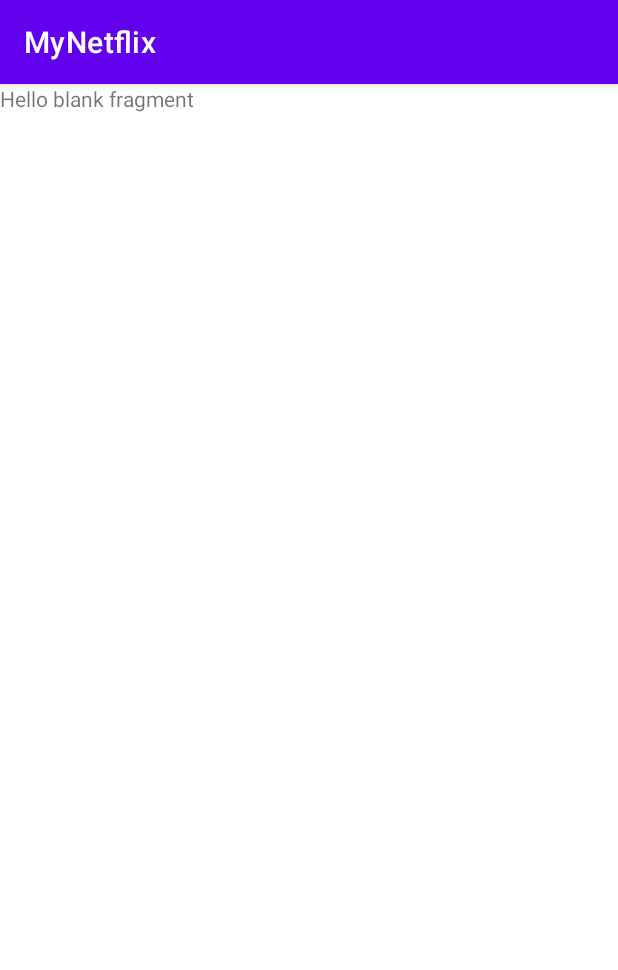
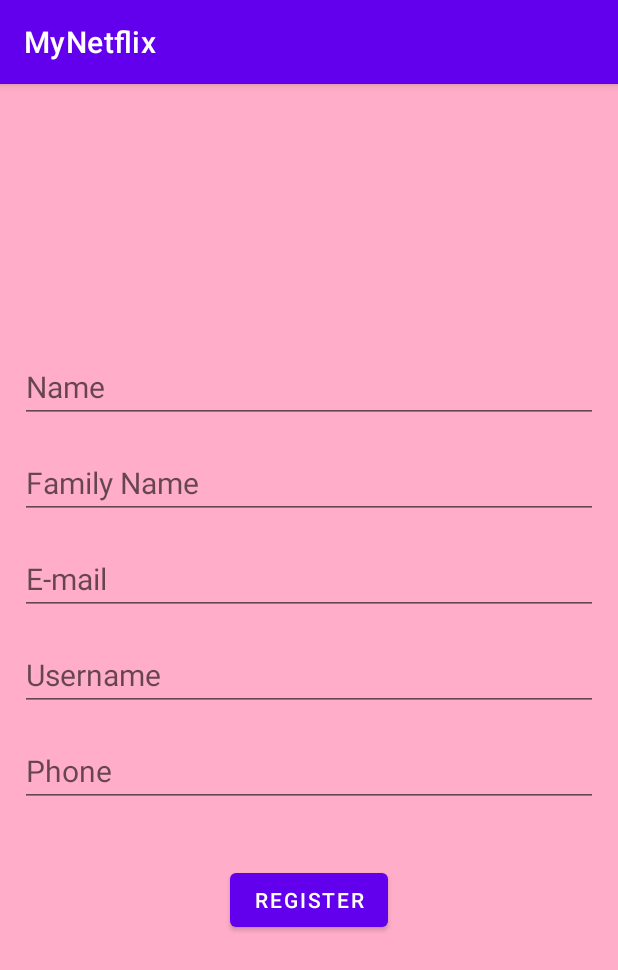
Before and after one commit to rosemary93/MyNetflix, an Android app: the ProfileFragment screen opened through its navigation route, on a phone screen of 412 x 824 dp. Shown: the top 970 px of the screen. Run offline under Robolectric (Android 15) with nearby library versions, the phone set to English and light mode, and no system bars.

Commit message:
viewBinding added to build.gradle.ShowInfoFragment added for showing user info after register. fragment_profile.xml designed

```diff
--- a/app/build.gradle
+++ b/app/build.gradle
@@ -29,6 +29,9 @@ android {
     kotlinOptions {
         jvmTarget = '1.8'
     }
+    buildFeatures{
+        viewBinding=true
+    }
 }
 
 dependencies {
--- a/app/src/main/res/layout/fragment_profile.xml
+++ b/app/src/main/res/layout/fragment_profile.xml
@@ -1,14 +1,73 @@
 <?xml version="1.0" encoding="utf-8"?>
-<FrameLayout xmlns:android="http://schemas.android.com/apk/res/android"
+<LinearLayout xmlns:android="http://schemas.android.com/apk/res/android"
     xmlns:tools="http://schemas.android.com/tools"
     android:layout_width="match_parent"
     android:layout_height="match_parent"
+    android:background="#FFADC8"
+    android:gravity="center"
+    android:orientation="vertical"
+    android:padding="5dp"
     tools:context=".ProfileFragment">
 
-    <!-- TODO: Update blank fragment layout -->
-    <TextView
+    <EditText
+        android:id="@+id/editText_name"
         android:layout_width="match_parent"
-        android:layout_height="match_parent"
-        android:text="@string/hello_blank_fragment" />
+        android:layout_height="wrap_content"
+        android:layout_margin="8dp"
+        android:ems="10"
+        android:hint="Name"
+        android:inputType="textPersonName"
+        android:minHeight="48dp"
+        android:textSize="20sp" />
 
-</FrameLayout>
+    <EditText
+        android:id="@+id/editTextTextPersonName2"
+        android:layout_width="match_parent"
+        android:layout_height="wrap_content"
+        android:layout_margin="8dp"
+        android:ems="10"
+        android:hint="Family Name"
+        android:inputType="textPersonName"
+        android:minHeight="48dp"
+        android:textSize="20sp" />
+
+    <EditText
+        android:id="@+id/editTextTextEmailAddress"
+        android:layout_width="match_parent"
+        android:layout_height="wrap_content"
+        android:layout_margin="8dp"
+        android:ems="10"
+        android:hint="E-mail"
+        android:inputType="textEmailAddress"
+        android:minHeight="48dp"
+        android:textSize="20sp" />
+
+    <EditText
+        android:id="@+id/editTextTextPersonName3"
+        android:layout_width="match_parent"
+        android:layout_height="wrap_content"
+        android:layout_margin="8dp"
+        android:ems="10"
+        android:hint="Username"
+        android:inputType="textPersonName"
+        android:minHeight="48dp"
+        android:textSize="20sp" />
+
+    <EditText
+        android:id="@+id/editTextPhone"
+        android:layout_width="match_parent"
+        android:layout_height="wrap_content"
+        android:layout_margin="8dp"
+        android:ems="10"
+        android:hint="Phone"
+        android:inputType="phone"
+        android:minHeight="48dp"
+        android:textSize="20sp" />
+
+    <Button
+        android:id="@+id/button"
+        android:layout_width="wrap_content"
+        android:layout_height="wrap_content"
+        android:layout_margin="30dp"
+        android:text="Register" />
+</LinearLayout>
```
Also changed, not shown: app/src/main/java/com/example/mynetflix/ShowUserInfoFragment.kt (added, +59 -0 lines), app/src/main/res/layout/fragment_show_user_info.xml (added, +9 -0 lines).
